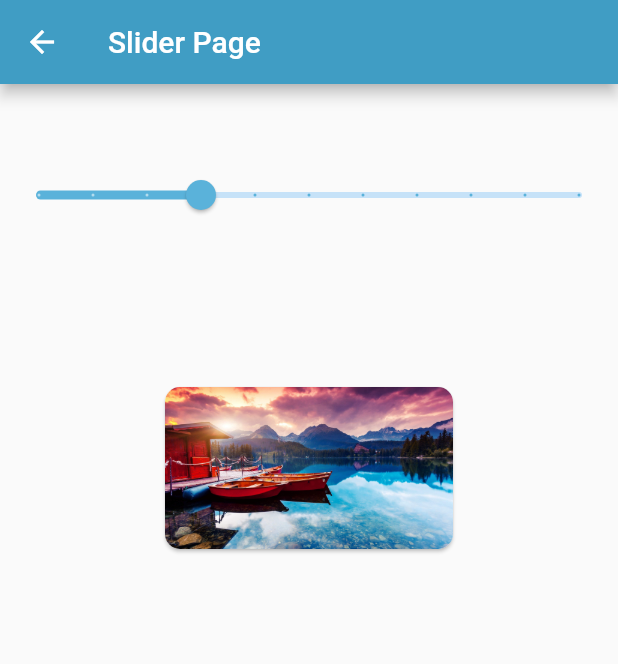
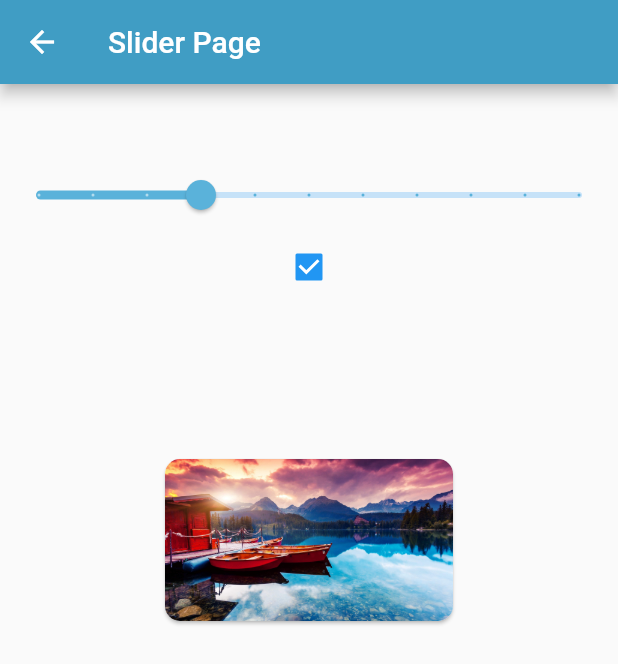
Before and after one commit to JordiDeSanta/Flutter-Widgets-Test-App, a Flutter app: the SliderPage screen opened by its route, on a phone screen of 412 x 824 dp. Shown: the top 664 px of the screen. Run offline on Flutter 3.47's test engine with Material 2 defaults, Android fonts, the phone set to English and light mode, and no system bars.

Commit message:
Using checkbox to lock scale

```diff
--- a/lib/src/pages/slider_page.dart
+++ b/lib/src/pages/slider_page.dart
@@ -11,6 +11,7 @@ class SliderPage extends StatefulWidget {
 
 class _SliderPageState extends State<SliderPage> {
   double _sliderValue = 200;
+  bool _canChangeScale = true;
 
   @override
   Widget build(BuildContext context) {
@@ -24,6 +25,7 @@ class _SliderPageState extends State<SliderPage> {
         child: Column(
           children: [
             _createSlider(),
+            _createChekbox(),
             SizedBox(height: 100),
             _createImage(),
           ],
@@ -40,9 +42,11 @@ class _SliderPageState extends State<SliderPage> {
       divisions: 10,
       label: 'Image Scale',
       onChanged: (alpha) {
-        setState(() {
-          _sliderValue = alpha;
-        });
+        if (_canChangeScale) {
+          setState(() {
+            _sliderValue = alpha;
+          });
+        }
       },
       activeColor: iconsColor,
     );
@@ -65,4 +69,17 @@ class _SliderPageState extends State<SliderPage> {
       ),
     );
   }
+
+  Widget _createChekbox() {
+    return Center(
+      child: Checkbox(
+        value: _canChangeScale,
+        onChanged: (alpha) {
+          setState(() {
+            _canChangeScale = alpha;
+          });
+        },
+      ),
+    );
+  }
 }
```
